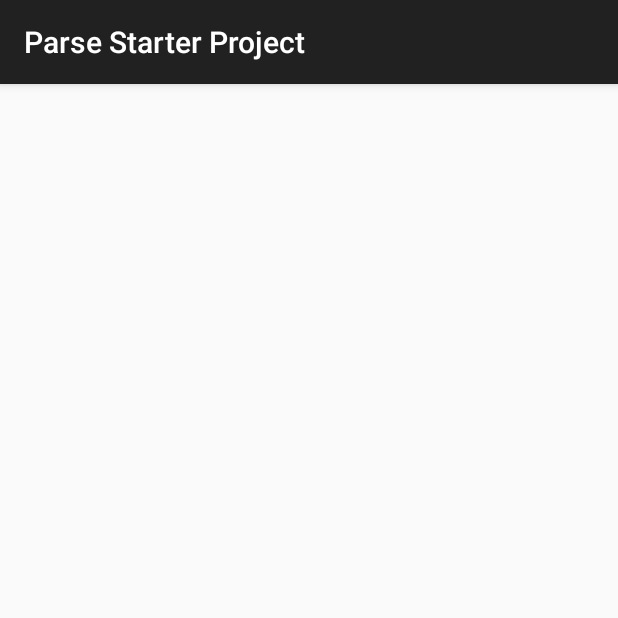
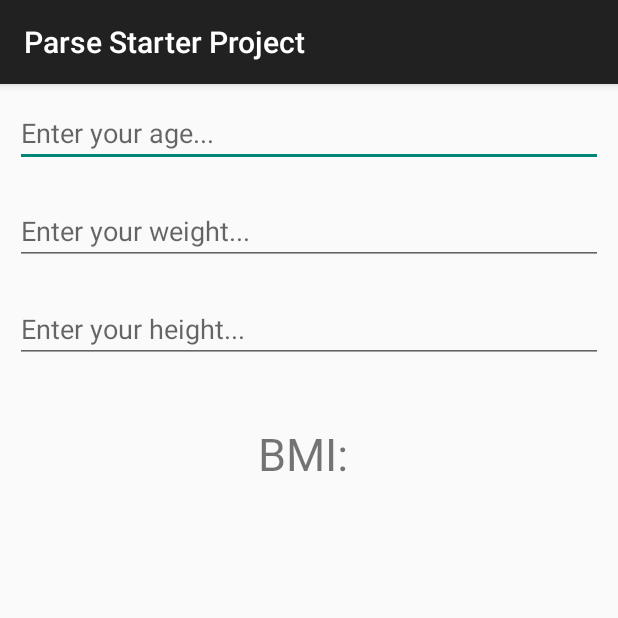
Before and after one commit to NilsBacke/Ursa, an Android app: the EnterInformationActivity screen opened directly, with no data from a screen before it, on a phone screen of 412 x 824 dp, the top half of it. Run offline under Robolectric (Android 15) with nearby library versions, the phone set to English and light mode, and no system bars.

Commit message:
information2

```diff
--- a/ParseStarterProject/src/main/java/com/parse/starter/MainActivity.java
+++ b/ParseStarterProject/src/main/java/com/parse/starter/MainActivity.java
@@ -37,10 +37,6 @@
     EditText usernameEditText;
     EditText nameEditText;
     EditText emailEditText;
-
-
-
-
 
     @Override
     protected void onCreate(Bundle savedInstanceState) {
--- a/ParseStarterProject/src/main/res/layout/activity_enter_information.xml
+++ b/ParseStarterProject/src/main/res/layout/activity_enter_information.xml
@@ -1,9 +1,56 @@
 <?xml version="1.0" encoding="utf-8"?>
-<android.support.constraint.ConstraintLayout xmlns:android="http://schemas.android.com/apk/res/android"
+<RelativeLayout xmlns:android="http://schemas.android.com/apk/res/android"
     xmlns:app="http://schemas.android.com/apk/res-auto"
     xmlns:tools="http://schemas.android.com/tools"
     android:layout_width="match_parent"
     android:layout_height="match_parent"
     tools:context="com.parse.starter.EnterInformationActivity">
 
-</android.support.constraint.ConstraintLayout>
+    <LinearLayout
+        android:layout_width="match_parent"
+        android:layout_height="wrap_content"
+        android:layout_alignParentLeft="true"
+        android:layout_alignParentStart="true"
+        android:layout_alignParentTop="true"
+        android:orientation="vertical"
+        android:id="@+id/linearLayout2">
+
+        <EditText
+            android:id="@+id/ageEditText"
+            android:layout_width="match_parent"
+            android:layout_height="wrap_content"
+            android:ems="10"
+            android:hint="Enter your age..."
+            android:inputType="textPersonName"
+            android:layout_margin="10dp"/>
+
+        <EditText
+            android:id="@+id/weightEditText"
+            android:layout_width="match_parent"
+            android:layout_height="wrap_content"
+            android:ems="10"
+            android:hint="Enter your weight..."
+            android:inputType="textPersonName"
+            android:layout_margin="10dp"/>
+
+        <EditText
+            android:id="@+id/heightEditText"
+            android:layout_width="match_parent"
+            android:layout_height="wrap_content"
+            android:ems="10"
+            android:hint="Enter your height..."
+            android:inputType="textPersonName"
+            android:layout_margin="10dp"/>
+
+    </LinearLayout>
+
+    <TextView
+        android:id="@+id/bmi"
+        android:layout_width="wrap_content"
+        android:layout_height="wrap_content"
+        android:layout_below="@+id/linearLayout2"
+        android:layout_centerHorizontal="true"
+        android:layout_marginTop="30dp"
+        android:text="BMI: "
+        android:textSize="30sp" />
+</RelativeLayout>
```
Also changed, not shown: ParseStarterProject/src/main/java/com/parse/starter/EnterInformationActivity.java (+16 -0 lines), ParseStarterProject/src/main/res/layout/activity_gender_selection.xml (+25 -2 lines), ParseStarterProject/src/main/res/drawable/female.png (added), ParseStarterProject/src/main/res/drawable/male.jpg (added).
